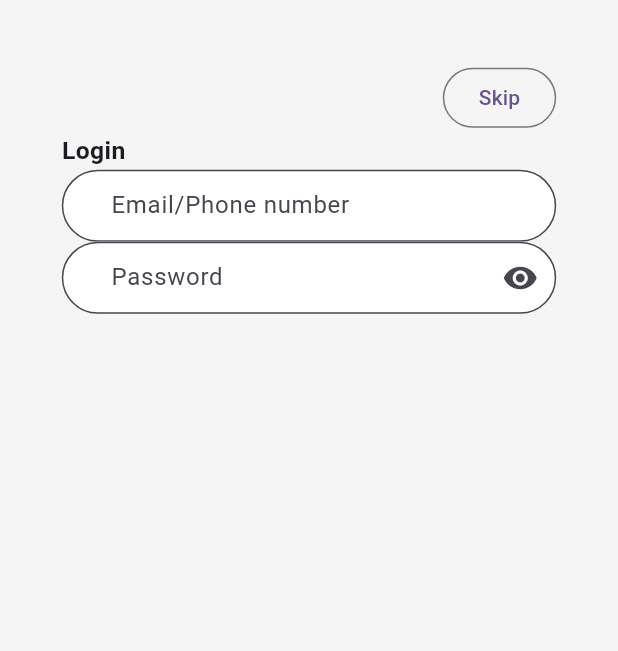
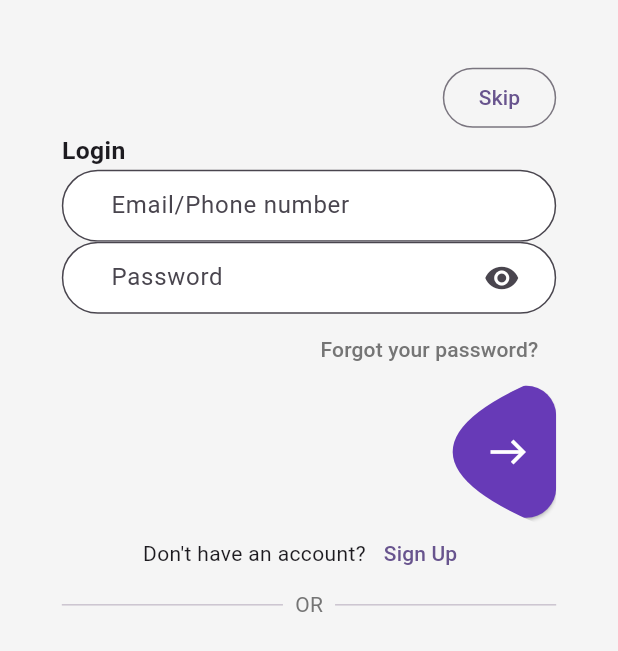
Before and after one commit to prulm/e_commerce_demo_flutter, a Flutter app: the screen it shows after launch, after a tap on "Log In", on a phone screen of 412 x 824 dp. Shown: the top 651 px of the screen. Run offline on Flutter 3.47's test engine with Material 3 defaults, Android fonts, the phone set to English and light mode, and no system bars.

Commit message:
rounded input complete

```diff
--- a/lib/screens/login.dart
+++ b/lib/screens/login.dart
@@ -1,5 +1,6 @@
 import 'package:e_commerce_demo_flutter/utils/constants.dart';
 import 'package:e_commerce_demo_flutter/widgets/rounded_input.dart';
+import 'package:e_commerce_demo_flutter/widgets/traingle_button.dart';
 import 'package:flutter/material.dart';
 
 class Login extends StatefulWidget {
@@ -56,13 +57,60 @@ class _LoginState extends State<Login> {
                 label: "Password",
                 inputController: passwordController,
                 iconSuffix: textObsecured
-                    ? IconButton(
-                        onPressed: iconPressed,
-                        icon: const Icon(Icons.visibility))
-                    : IconButton(
-                        onPressed: iconPressed,
-                        icon: const Icon(Icons.visibility_off)),
+                    ? Container(
+                        padding: EdgeInsets.only(
+                          right: MediaQuery.sizeOf(context).width * .03,
+                        ),
+                        child: IconButton(
+                            onPressed: iconPressed,
+                            icon: const Icon(Icons.visibility)),
+                      )
+                    : Container(
+                        padding: EdgeInsets.only(
+                          right: MediaQuery.sizeOf(context).width * .03,
+                        ),
+                        child: IconButton(
+                            onPressed: iconPressed,
+                            icon: const Icon(Icons.visibility_off)),
+                      ),
                 textObsecured: textObsecured,
+              ),
+              Container(
+                alignment: Alignment.centerRight,
+                child: TextButton(
+                  child: Text(
+                    'Forgot your password?',
+                    style: TextStyle(
+                      color: kGrey600,
+                    ),
+                  ),
+                  onPressed: () {},
+                ),
+              ),
+              Container(
+                alignment: Alignment.centerRight,
+                child: const TraingleButton(),
+              ),
+              Row(
+                mainAxisAlignment: MainAxisAlignment.center,
+                children: [
+                  const Text("Don't have an account?"),
+                  TextButton(
+                    child: const Text("Sign Up"),
+                    onPressed: () {},
+                  ),
+                ],
+              ),
+              Row(
+                children: [
+                  const Expanded(child: Divider()),
+                  Padding(
+                    padding: const EdgeInsets.symmetric(horizontal: 8.0),
+                    child: Text('OR',
+                    style: TextStyle(color: kGrey600),),
+                  ),
+                  const Expanded(child: Divider(),),
+                ],
               ),
             ],
           ),
--- a/lib/utils/constants.dart
+++ b/lib/utils/constants.dart
@@ -4,3 +4,4 @@ var kLandingImage =
     'https://cdn3.iconfinder.com/data/icons/online-shopping-01/3000/OS01-01-256.png';
 var kPrimaryColor = Colors.deepPurple;
 var kGrey = Colors.grey[100];
+var kGrey600 = Colors.grey[600];
--- a/lib/widgets/rounded_input.dart
+++ b/lib/widgets/rounded_input.dart
@@ -25,8 +25,8 @@ class RoundedInput extends StatelessWidget {
             color: Colors.grey,
             backgroundColor: Colors.white,
           ),
-          contentPadding:
-              EdgeInsets.only(left: MediaQuery.sizeOf(context).width * .07),
+          contentPadding: EdgeInsets.symmetric(
+              horizontal: MediaQuery.sizeOf(context).width * .07),
           labelText: label,
           filled: true,
           fillColor: Colors.white,
```
